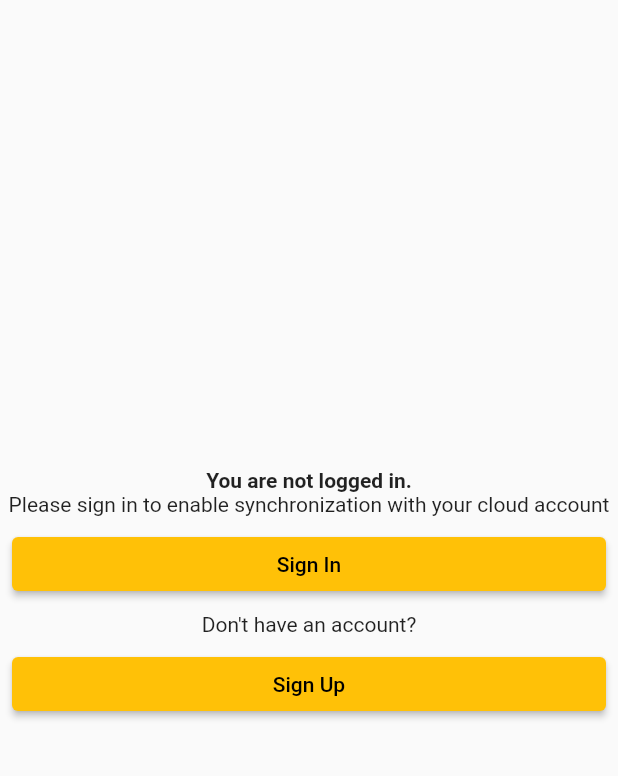
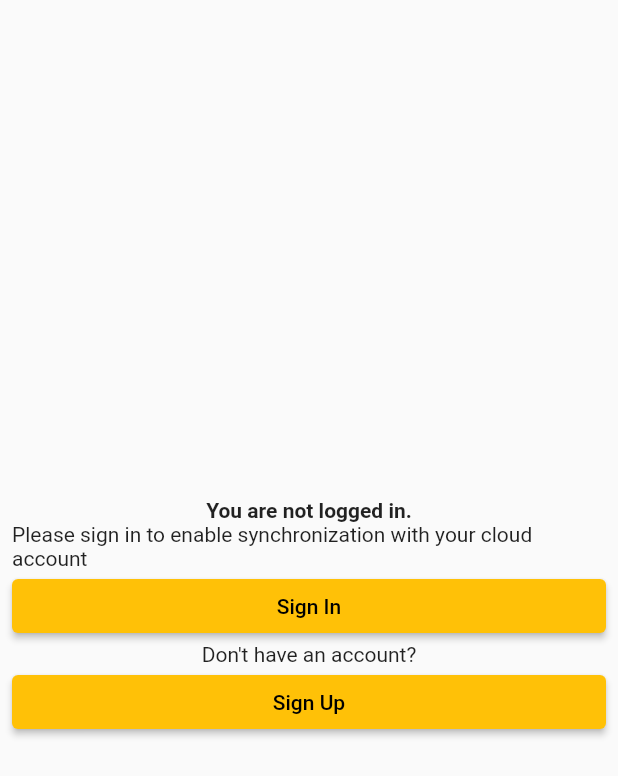
Before and after one commit to Frazi1/Soulmate2, a Flutter app: the AuthPage screen opened directly, on a phone screen of 412 x 824 dp. Shown: the top 776 px of the screen. Run offline on Flutter 3.47's test engine with Material 2 defaults, Android fonts, the light colour scheme and no system bars; our stand-ins replace bloc, cached_network_image, equatable, firebase_auth, firebase_core, flutter_bloc and 4 more; accounts and stored records are empty.

Commit message:
Clean ups

```diff
--- a/ui/soulmate2/lib/auth/firebase/auth_page.dart
+++ b/ui/soulmate2/lib/auth/firebase/auth_page.dart
@@ -10,7 +10,10 @@ class AuthPage extends StatelessWidget {
 
   @override
   Widget build(BuildContext context) {
-    return Scaffold(body: Center(
+    return Scaffold(
+      body: Center(
+        child: Padding(
+          padding: const EdgeInsets.all(8.0),
           child: BlocBuilder<FirebaseAuthBloc, FirebaseAuthState>(
             builder: (context, state) {
               if (state is FirebaseAuthInitial) {
@@ -24,32 +27,42 @@ class AuthPage extends StatelessWidget {
                     const Text('Please sign in to enable synchronization with your cloud account'),
                     SizedBox(
                       width: double.infinity,
-                  child: Padding(
-                    padding: const EdgeInsets.all(8.0),
                       child: ElevatedButton(
                         child: const Text('Sign In'),
                         onPressed: () => Navigator.of(context).push(LoginPage.route()),
                       ),
                     ),
-                ),
                     const Text("Don't have an account?"),
                     SizedBox(
                       width: double.infinity,
-                  child: Padding(
-                    padding: const EdgeInsets.all(8.0),
                       child: ElevatedButton(
                         child: const Text('Sign Up'),
                         onPressed: () => Navigator.of(context).push(SignUpPage.route()),
                       ),
                     ),
-                ),
-                const Padding(padding: EdgeInsets.all(12)),
                   ],
                 );
               }
-          return Text('Logged in as');
+
+              final user = (state as FirebaseAuthCompleted).user;
+
+              return Column(
+                mainAxisSize: MainAxisSize.min,
+                children: [
+                  Text('Logged in as ${user.email}'),
+                  SizedBox(
+                    width: double.infinity,
+                    child: ElevatedButton(
+                      child: Text('Logout'),
+                      onPressed: () => context.read<FirebaseAuthBloc>().add(UserLoggedOutFirebaseEvent()),
+                    ),
+                  )
+                ],
+              );
             },
           ),
-    ));
+        ),
+      ),
+    );
   }
 }
--- a/ui/soulmate2/lib/auth/firebase/firebase_auth_bloc.dart
+++ b/ui/soulmate2/lib/auth/firebase/firebase_auth_bloc.dart
@@ -17,6 +17,8 @@ class FirebaseAuthBloc extends Bloc<FirebaseAuthEvent, FirebaseAuthState> {
   Stream<FirebaseAuthState> mapEventToState(FirebaseAuthEvent event) async* {
     if (event is UserLoggedInFirebaseAuthEvent) {
       yield FirebaseAuthCompleted(event.user);
+    } else if(event is UserLoggedOutFirebaseEvent){
+      yield FirebaseAuthInitial();
     }
   }
 }
--- a/ui/soulmate2/lib/auth/firebase/firebase_auth_event.dart
+++ b/ui/soulmate2/lib/auth/firebase/firebase_auth_event.dart
@@ -12,3 +12,7 @@ class UserLoggedInFirebaseAuthEvent extends FirebaseAuthEvent{
 
   UserLoggedInFirebaseAuthEvent(this.user);
 }
+
+class UserLoggedOutFirebaseEvent extends FirebaseAuthEvent {
+
+}
--- a/ui/soulmate2/lib/auth/firebase/login/view/login_form.dart
+++ b/ui/soulmate2/lib/auth/firebase/login/view/login_form.dart
@@ -17,7 +17,7 @@ class LoginForm extends StatelessWidget {
               ..hideCurrentSnackBar()
               ..showSnackBar(SnackBar(content: Text('Authentication Failure:${state.error}')));
           } else if (state.status.isSubmissionSuccess) {
-            Navigator.of(context).pushAndRemoveUntil(AuthPage.route(), (route) => false);
+            Navigator.of(context).pop();
           }
         }),
       ],
```
Lines whose indentation alone changed are shown as unchanged.
